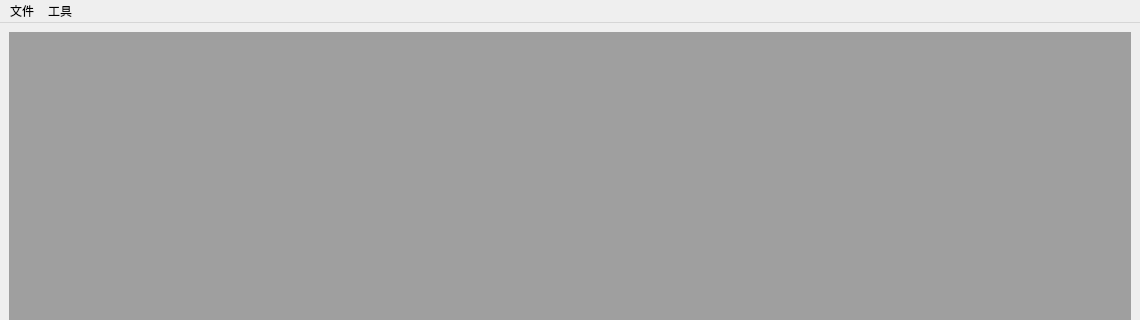
Old version of the form ui/mainwindow.ui in the repository xiaoqinxing/ImageTools; both pictures show x 0 to 1140 and y 0 to 320 of the 1140 by 857 pixel window.
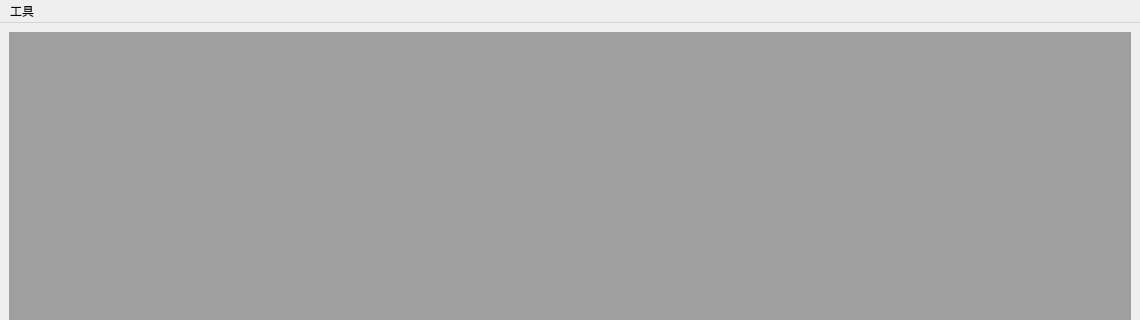
New version of the form. Icons and pictures are not drawn.

What changed in the file:
```diff
--- a/ui/mainwindow.ui
+++ b/ui/mainwindow.ui
@@ -54,13 +54,6 @@
      <height>21</height>
     </rect>
    </property>
-   <widget class="QMenu" name="menu">
-    <property name="title">
-     <string>文件</string>
-    </property>
-    <addaction name="open_image"/>
-    <addaction name="open_device"/>
-   </widget>
    <widget class="QMenu" name="menu_2">
     <property name="title">
      <string>工具</string>
@@ -68,7 +61,6 @@
     <addaction name="field_depth_tool"/>
     <addaction name="shake_tool"/>
    </widget>
-   <addaction name="menu"/>
    <addaction name="menu_2"/>
   </widget>
   <action name="open_image">
```
Left out of the diff: 23 changed lines with no effect on the pictures.
